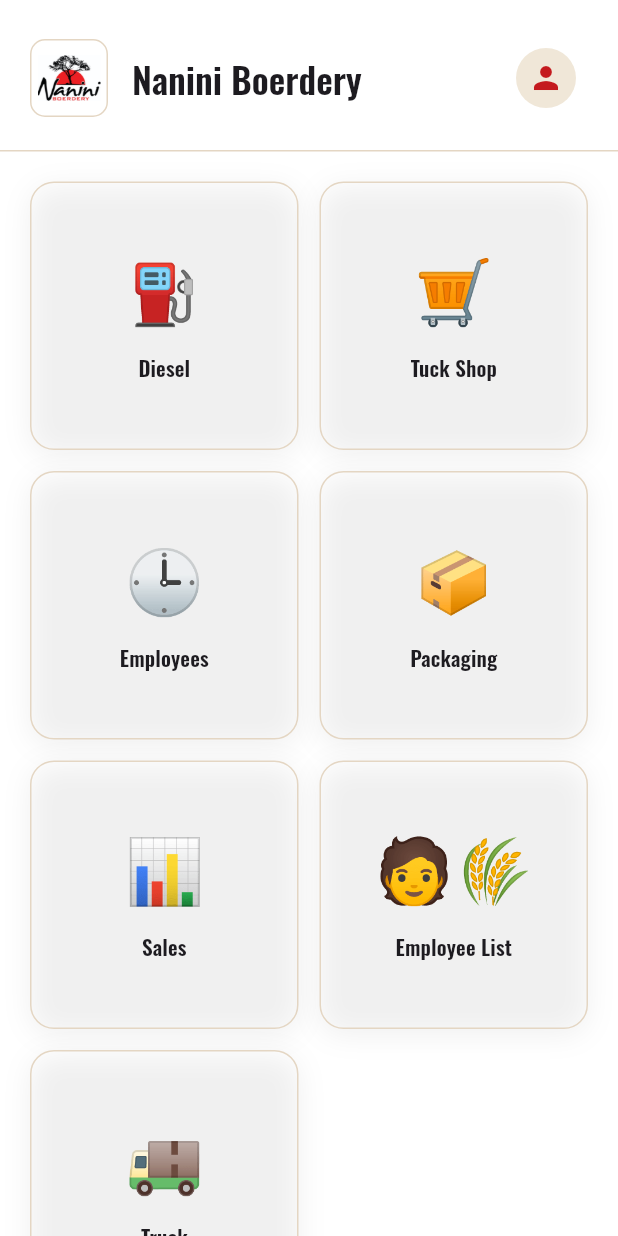
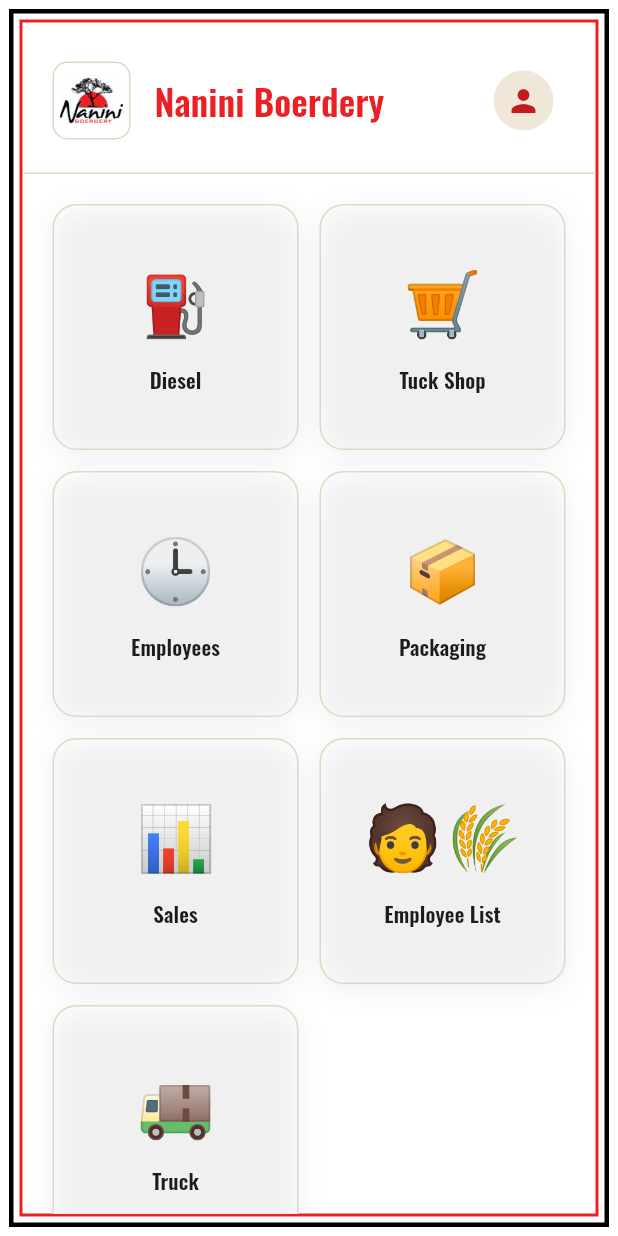
Before and after one commit to DFourie87/Nanini, a Flutter app: the HubScreen screen opened directly, on a phone screen of 412 x 824 dp. Run offline on Flutter 3.47's test engine with Material 3 defaults, Android fonts, the phone set to English and light mode, and no system bars; our stand-ins replace csv, fl_chart, flutter_map, google_fonts, latlong2, pdf and 4 more; accounts and stored records are empty.

Commit message:
Style hub page title red and add black/red border frame
Co-Authored-By: Claude Sonnet 5 <noreply@anthropic.com>
Claude-Session: https://claude.ai/code/session_0154FLxM7bQ7qjn16GE6RHFv

```diff
--- a/nanini_app/lib/features/hub/hub_screen.dart
+++ b/nanini_app/lib/features/hub/hub_screen.dart
@@ -39,6 +39,16 @@ class HubScreen extends StatelessWidget {
     final user = session.currentUser;
     return Scaffold(
       body: SafeArea(
+        child: Container(
+          margin: const EdgeInsets.all(6),
+          decoration: const BoxDecoration(
+            border: Border.fromBorderSide(BorderSide(color: Colors.black, width: 3)),
+          ),
+          child: Container(
+            margin: const EdgeInsets.all(4),
+            decoration: const BoxDecoration(
+              border: Border.fromBorderSide(BorderSide(color: NaniniColors.rust, width: 2)),
+            ),
             child: Column(
               crossAxisAlignment: CrossAxisAlignment.start,
               children: [
@@ -67,7 +77,7 @@ class HubScreen extends StatelessWidget {
                           child: Text(
                             'Nanini Boerdery',
                             maxLines: 1,
-                        style: Theme.of(context).textTheme.headlineSmall,
+                            style: Theme.of(context).textTheme.headlineSmall?.copyWith(color: NaniniColors.rust),
                           ),
                         ),
                       ),
@@ -118,6 +128,8 @@ class HubScreen extends StatelessWidget {
               ],
             ),
           ),
+        ),
+      ),
     );
   }
 }
```
Also changed, not shown: 1 other file. Lines whose indentation alone changed are shown as unchanged.
